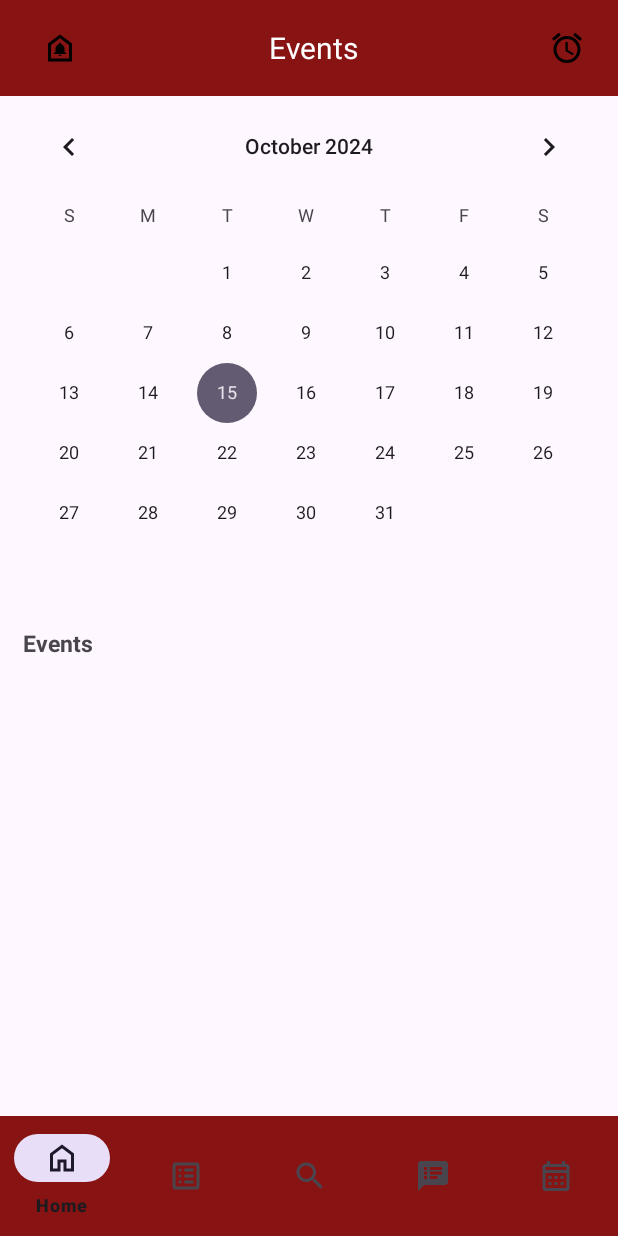
After one commit to ZeyQuanC/AnimeLock, an Android app: the EventsFragment screen opened through its navigation route, on a phone screen of 412 x 824 dp. The commit adds this screen. Run offline under Robolectric (Android 15) with nearby library versions, the phone set to English and light mode, and no system bars; our stand-ins replace navigation-ui.

Commit message:
feat: Implement EventsFragment with CalendarView and RecyclerView
- Created EventsFragment to display user events.
- Added CalendarView for selecting dates and viewing events.
- Implemented RecyclerView to list events below the calendar.
- Updated navigation graph to include EventsFragment and action from HomeFragment.
- Added navigation logic in HomeFragment to transition to EventsFragment.

```diff
--- a/app/build.gradle.kts
+++ b/app/build.gradle.kts
@@ -53,7 +53,9 @@ dependencies {
     implementation (libs.jbcrypt)
     implementation (libs.firebase.firestore.ktx)
     implementation (libs.firebase.auth.ktx)
-    implementation (libs.glide)  // Check for the latest version
-    annotationProcessor (libs.compiler)  // Check for the latest version
+    implementation (libs.glide)
+    annotationProcessor (libs.compiler)
+
+
 
 }
--- /dev/null
+++ b/app/src/main/java/com/example/animelocker/EventsFragment.kt
@@ -0,0 +1,54 @@
+package com.example.animelocker
+
+import android.os.Bundle
+import android.view.LayoutInflater
+import android.view.View
+import android.view.ViewGroup
+import android.widget.CalendarView
+import androidx.fragment.app.Fragment
+import androidx.recyclerview.widget.LinearLayoutManager
+import androidx.recyclerview.widget.RecyclerView
+
+
+class EventsFragment : Fragment() {
+
+    private lateinit var calendarView: CalendarView
+    private lateinit var recyclerView: RecyclerView
+    private lateinit var eventAdapter: EventAdapter
+    private lateinit var eventList: List<Event> // Replace 'Event' with your data class
+
+    override fun onCreateView(
+        inflater: LayoutInflater, container: ViewGroup?,
+        savedInstanceState: Bundle?
+    ): View? {
+        val view = inflater.inflate(R.layout.fragment_events, container, false)
+
+        // Initialize the CalendarView and RecyclerView
+        calendarView = view.findViewById(R.id.calendarView)
+        recyclerView = view.findViewById(R.id.recyclerViewEvents)
+
+        // Set up the RecyclerView
+        recyclerView.layoutManager = LinearLayoutManager(context)
+        eventList = getEvents() // Method to retrieve events
+        eventAdapter = EventAdapter(eventList)
+        recyclerView.adapter = eventAdapter
+
+        // Set up the CalendarView listener
+        calendarView.setOnDateChangeListener { _, year, month, dayOfMonth ->
+            val selectedDate = "$dayOfMonth/${month + 1}/$year"
+            updateEventsForSelectedDate(selectedDate)
+        }
+
+        return view
+    }
+
+    private fun getEvents(): List<Event> {
+        // TODO: Retrieve events from your data source
+        return listOf() // Placeholder for actual events
+    }
+
+    private fun updateEventsForSelectedDate(selectedDate: String) {
+        // TODO: Update the event list based on the selected date and notify the adapter
+        eventAdapter.notifyDataSetChanged() // Update RecyclerView after fetching new events
+    }
+}
--- a/app/src/main/java/com/example/animelocker/MainActivity.kt
+++ b/app/src/main/java/com/example/animelocker/MainActivity.kt
@@ -53,6 +53,10 @@ class MainActivity : AppCompatActivity() {
                     bottomNavigationView.visibility = View.VISIBLE
                     Log.d(TAG, "Showing BottomNavigationView for communityFragment.")
                 }
+                R.id.eventsFragment -> {
+                    bottomNavigationView.visibility = View.VISIBLE
+                    Log.d(TAG, "Showing BottomNavigationView for communityFragment.")
+                }
                 else -> {
                     bottomNavigationView.visibility = View.GONE
                     Log.d(TAG, "Hiding BottomNavigationView for destination: ${destination.label}.")
@@ -80,6 +84,10 @@ class MainActivity : AppCompatActivity() {
                     navController.navigate(R.id.communityFragment)
                     true
                 }
+                R.id.navigation_events -> {
+                    navController.navigate(R.id.eventsFragment)
+                    true
+                }
                 else -> false
             }
         }
--- /dev/null
+++ b/app/src/main/res/drawable/outline_calendar_month_24.xml
@@ -0,0 +1,5 @@
+<vector xmlns:android="http://schemas.android.com/apk/res/android" android:height="48dp" android:tint="#000000" android:viewportHeight="24" android:viewportWidth="24" android:width="48dp">
+
+    <path android:fillColor="@android:color/white" android:pathData="M19,4h-1V2h-2v2H8V2H6v2H5C3.89,4 3.01,4.9 3.01,6L3,20c0,1.1 0.89,2 2,2h14c1.1,0 2,-0.9 2,-2V6C21,4.9 20.1,4 19,4zM19,20H5V10h14V20zM19,8H5V6h14V8zM9,14H7v-2h2V14zM13,14h-2v-2h2V14zM17,14h-2v-2h2V14zM9,18H7v-2h2V18zM13,18h-2v-2h2V18zM17,18h-2v-2h2V18z"/>
+
+</vector>
--- /dev/null
+++ b/app/src/main/res/layout/fragment_events.xml
@@ -0,0 +1,78 @@
+<?xml version="1.0" encoding="utf-8"?>
+<LinearLayout
+    xmlns:android="http://schemas.android.com/apk/res/android"
+    android:layout_width="match_parent"
+    android:layout_height="match_parent"
+    android:orientation="vertical">
+
+    <!-- Header -->
+    <androidx.appcompat.widget.Toolbar
+        android:id="@+id/toolbar"
+        android:layout_width="match_parent"
+        android:layout_height="wrap_content"
+        android:background="@color/red"
+        android:theme="@style/ThemeOverlay.AppCompat.Dark.ActionBar">
+
+        <LinearLayout
+            android:layout_width="match_parent"
+            android:layout_height="wrap_content"
+            android:orientation="horizontal"
+            android:gravity="center_vertical">
+
+            <ImageButton
+                android:id="@+id/user_button"
+                android:layout_width="48dp"
+                android:layout_height="48dp"
+                android:background="?attr/selectableItemBackgroundBorderless"
+                android:contentDescription="@string/user_button"
+                android:src="@drawable/outline_doorbell_24"
+                android:padding="8dp"
+                android:layout_marginEnd="4dp" />
+
+            <TextView
+                android:id="@+id/app_name"
+                android:layout_width="0dp"
+                android:layout_height="wrap_content"
+                android:layout_weight="1"
+                android:text="@string/Events"
+                android:textColor="@android:color/white"
+                android:textSize="20sp"
+                android:gravity="center" />
+
+            <ImageButton
+                android:id="@+id/notification_button"
+                android:layout_width="48dp"
+                android:layout_height="48dp"
+                android:background="?attr/selectableItemBackgroundBorderless"
+                android:contentDescription="@string/notification_button"
+                android:src="@drawable/baseline_alarm_24"
+                android:padding="8dp"
+                android:layout_marginStart="4dp"
+                android:layout_marginEnd="10dp"/>
+        </LinearLayout>
+    </androidx.appcompat.widget.Toolbar>
+
+    <!-- Calendar View -->
+    <CalendarView
+        android:id="@+id/calendarView"
+        android:layout_width="match_parent"
+        android:layout_height="wrap_content"
+        android:layout_marginBottom="16dp" />
+
+    <TextView
+        android:layout_width="match_parent"
+        android:layout_height="wrap_content"
+        android:text="@string/Eventss"
+        android:layout_marginStart="15dp"
+        android:textStyle="bold"
+        android:textSize="15sp" />
+
+    <!-- RecyclerView for Events -->
+    <androidx.recyclerview.widget.RecyclerView
+        android:id="@+id/recyclerViewEvents"
+        android:layout_width="match_parent"
+        android:layout_height="0dp"
+        android:layout_weight="1"
+        android:padding="8dp" />
+
+</LinearLayout>
--- a/app/src/main/res/menu/bottom_navigation_menu.xml
+++ b/app/src/main/res/menu/bottom_navigation_menu.xml
@@ -22,5 +22,10 @@
         android:icon="@drawable/baseline_speaker_notes_24"
         android:title="@string/community" />
 
+    <item
+        android:id="@+id/navigation_events"
+        android:icon="@drawable/outline_calendar_month_24"
+        android:title="@string/Events" />
+
 
 </menu>
--- a/app/src/main/res/navigation/nav_graph.xml
+++ b/app/src/main/res/navigation/nav_graph.xml
@@ -76,6 +76,10 @@
             android:id="@+id/action_homeFragment_to_discoveryFragment"
             app:destination="@id/discoveryFragment" />
 
+        <action
+            android:id="@+id/action_homeFragment_to_eventsFragment"
+            app:destination="@id/eventsFragment" />
+
     </fragment>
 
     <!-- Watchlist Fragment -->
@@ -135,5 +139,14 @@
             app:destination="@id/communityFragment" />
 
     </fragment>
+    <fragment
+        android:id="@+id/eventsFragment"
+        android:name="com.example.animelocker.EventsFragment"
+        android:label="Events"
+        tools:layout="@layout/fragment_events" >
+
+
+
+    </fragment>
 
 </navigation>
--- a/app/src/main/res/values/strings.xml
+++ b/app/src/main/res/values/strings.xml
@@ -46,4 +46,9 @@
     <string name="search_button">Search</string>
     <string name="search">Search...</string>
     <string name="Discovery">Discovery</string>
+    <string name="event_name">Event Name</string>
+    <string name="event_time">Event Time</string>
+    <string name="events">Events</string>
+    <string name="Events">Events</string>
+    <string name="Eventss">Events</string>
 </resources>
--- a/gradle/libs.versions.toml
+++ b/gradle/libs.versions.toml
@@ -13,6 +13,8 @@ appcompat = "1.6.1"
 material = "1.11.0"
 activity = "1.8.0"
 constraintlayout = "2.1.4"
+materialCalendarview = "2.0.1"
+materialCalendarviewVersion = "1.4.3"
 navigationFragmentKtx = "2.8.1"
 googleServices = "4.4.2"
 firebaseAuth = "23.0.0"
@@ -34,6 +36,8 @@ androidx-appcompat = { group = "androidx.appcompat", name = "appcompat", version
 material = { group = "com.google.android.material", name = "material", version.ref = "material" }
 androidx-activity = { group = "androidx.activity", name = "activity", version.ref = "activity" }
 androidx-constraintlayout = { group = "androidx.constraintlayout", name = "constraintlayout", version.ref = "constraintlayout" }
+material-calendarview = { module = "com.prolificinteractive:material-calendarview", version.ref = "materialCalendarview" }
+material-calendarview-v143 = { module = "com.prolificinteractive:material-calendarview", version.ref = "materialCalendarviewVersion" }
 retrofit = { module = "com.squareup.retrofit2:retrofit", version.ref = "converterGson" }
 google-services = { group = "com.google.gms", name = "google-services", version.ref = "googleServices" }
 firebase-auth = { group = "com.google.firebase", name = "firebase-auth", version.ref = "firebaseAuth" }
```
Also changed, not shown: app/src/main/java/com/example/animelocker/Event.kt (added, +7 -0 lines), app/src/main/java/com/example/animelocker/EventAdapter.kt (added, +30 -0 lines), app/src/main/res/layout/item_event.xml (added, +22 -0 lines).
